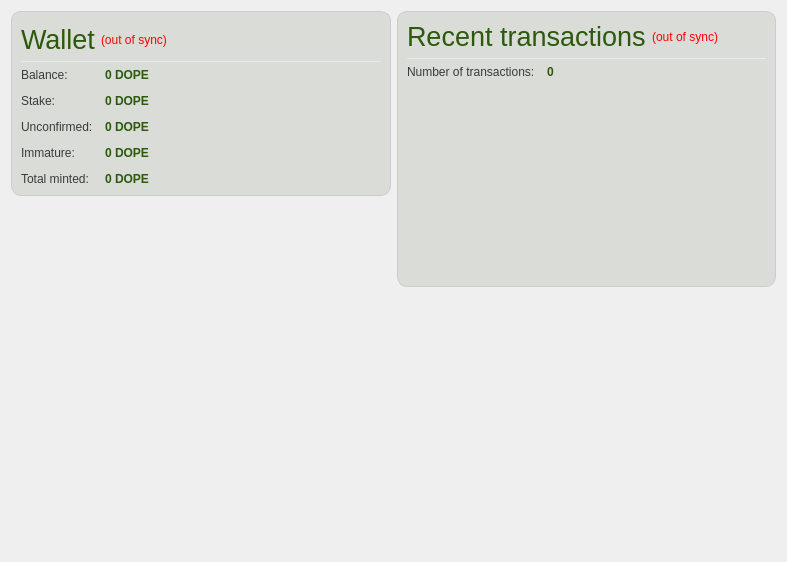
Above: src/qt/forms/overviewpage.ui from Quadmium/DopeCoinV3 before the change. Below: the same form after it.
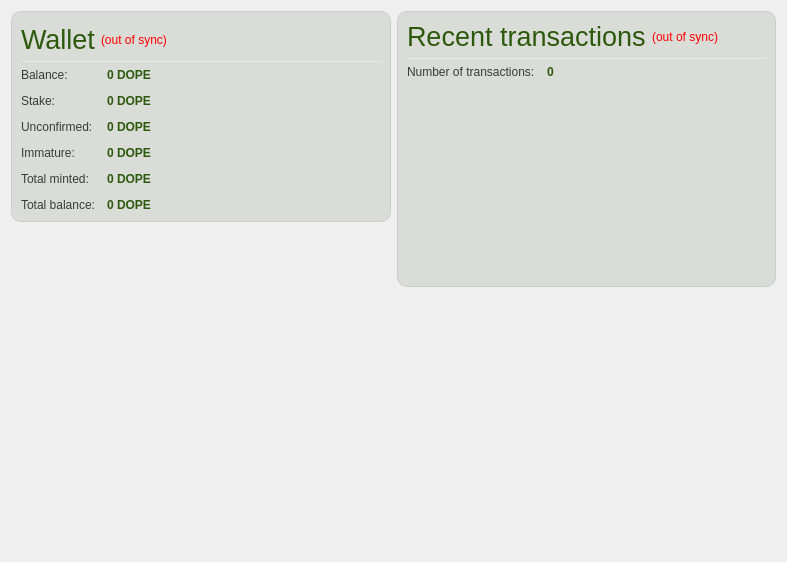
That is the form after the change. Icons and pictures are not drawn.

The edit to the form file:
```diff
--- a/src/qt/forms/overviewpage.ui
+++ b/src/qt/forms/overviewpage.ui
@@ -275,7 +275,39 @@
              <set>Qt::LinksAccessibleByMouse|Qt::TextSelectableByKeyboard|Qt::TextSelectableByMouse</set>
             </property>
            </widget>
-          </item>                    
+          </item> 
+          <item row="5" column="0">
+           <widget class="QLabel" name="labelTotalText">
+            <property name="styleSheet">
+             <string notr="true">QLabel { border:none; color: #3B3A3A;}</string>
+            </property>
+            <property name="text">
+             <string>Total balance:</string>
+            </property>
+           </widget>
+          </item>
+          <item row="5" column="1">
+           <widget class="QLabel" name="labelTotal">
+            <property name="font">
+             <font>
+              <weight>75</weight>
+              <bold>true</bold>
+             </font>
+            </property>
+            <property name="toolTip">
+             <string>Your current total balance</string>
+            </property>
+            <property name="styleSheet">
+             <string notr="true">QLabel { color: #2C590C; border: none; }</string>
+            </property>
+            <property name="text">
+             <string notr="true">0 DOPE</string>
+            </property>
+            <property name="textInteractionFlags">
+             <set>Qt::LinksAccessibleByMouse|Qt::TextSelectableByKeyboard|Qt::TextSelectableByMouse</set>
+            </property>
+           </widget>
+          </item>                                        
           <item row="0" column="0">
            <widget class="QLabel" name="label">
             <property name="styleSheet">
```
